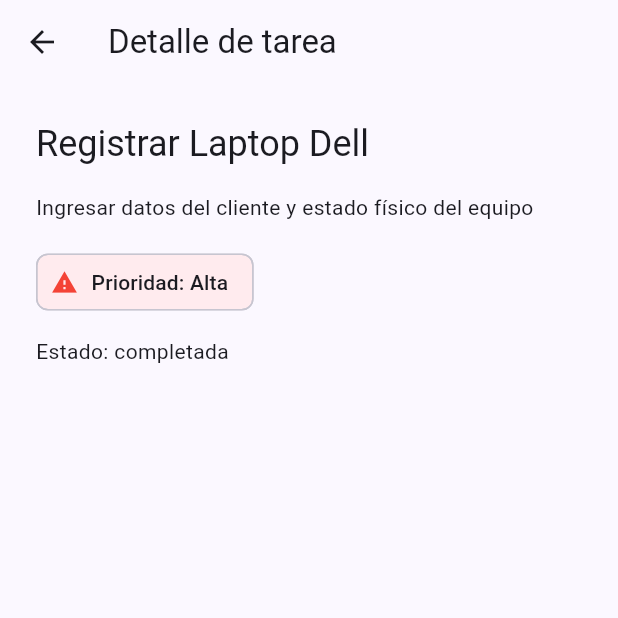
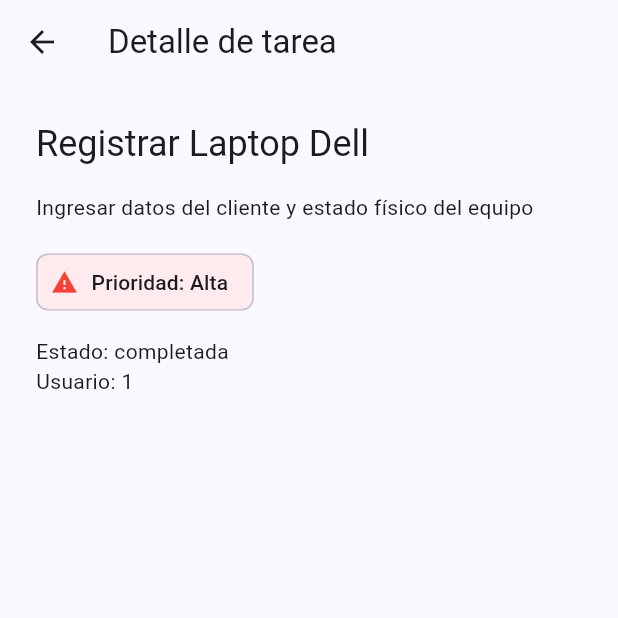
Before and after one commit to Joseph071/TaskFlow, a Flutter app: the screen it shows after launch, after a tap on "Registrar Laptop Dell", on a phone screen of 412 x 824 dp, the top half of it. Run offline on Flutter 3.47's test engine with Material 3 defaults, Android fonts, the phone set to English and light mode, and no system bars; our stand-ins replace go_router.

Commit message:
docs: definir alcance y modelo de TaskFlow

```diff
--- a/lib/main.dart
+++ b/lib/main.dart
@@ -1,10 +1,77 @@
 import 'package:flutter/material.dart';
+import 'package:go_router/go_router.dart';
 
-import 'package:go_router/go_router.dart';
+import 'task.dart';
 
 void main() {
   runApp(const TaskFlowApp());
 }
+
+const demoTasks = <Task>[
+  Task(
+    id: 1,
+    title: 'Registrar Laptop Dell',
+    description: 'Ingresar datos del cliente y estado físico del equipo',
+    priority: 'Alta',
+    isCompleted: true,
+    userId: 1,
+  ),
+  Task(
+    id: 2,
+    title: 'Diagnóstico de hardware',
+    description: 'Revisar disco duro y memoria RAM de PC de escritorio',
+    priority: 'Alta',
+    isCompleted: false,
+    userId: 1,
+  ),
+  Task(
+    id: 3,
+    title: 'Generar comprobante PDF',
+    description: 'Crear reporte de recepción con firma del cliente',
+    priority: 'Media',
+    isCompleted: false,
+    userId: 1,
+  ),
+  Task(
+    id: 4,
+    title: 'Enviar comprobante por WhatsApp',
+    description: 'Compartir el PDF generado al número del cliente',
+    priority: 'Media',
+    isCompleted: false,
+    userId: 1,
+  ),
+  Task(
+    id: 5,
+    title: 'Sincronizar base de datos',
+    description: 'Subir registros offline cuando haya conexión',
+    priority: 'Baja',
+    isCompleted: false,
+    userId: 1,
+  ),
+];
+
+Task? findTask(int? id) {
+  for (final task in demoTasks) {
+    if (task.id == id) return task;
+  }
+  return null;
+}
+
+final appRouter = GoRouter(
+  routes: [
+    GoRoute(
+      path: '/',
+      builder: (context, state) => const TaskListScreen(),
+    ),
+    GoRoute(
+      path: '/task/:id',
+      builder: (context, state) {
+        final id = int.tryParse(state.pathParameters['id'] ?? '');
+        return TaskDetailScreen(task: findTask(id));
+      },
+    ),
+  ],
+);
 
 class TaskFlowApp extends StatelessWidget {
   const TaskFlowApp({super.key});
@@ -23,73 +90,6 @@ class TaskFlowApp extends StatelessWidget {
   }
 }
 
-class Task {
-  const Task({
-    required this.id,
-    required this.title,
-    required this.description,
-    required this.priority,
-    required this.isCompleted,
-  });
-
-  final int id;
-  final String title;
-  final String description;
-  final String priority;
-  final bool isCompleted;
-}
-
-const demoTasks = [
-  Task(
-    id: 1,
-    title: 'Registrar Laptop Dell',
-    description: 'Ingresar datos del cliente y estado físico del equipo',
-    priority: 'Alta',
-    isCompleted: true, // Completada para tu evidencia
-  ),
-  Task(
-    id: 2,
-    title: 'Diagnóstico de hardware',
-    description: 'Revisar disco duro y memoria RAM de PC de escritorio',
-    priority: 'Alta',
-    isCompleted: false,
-  ),
-  Task(
-    id: 3,
-    title: 'Generar comprobante PDF',
-    description: 'Crear reporte de recepción con firma del cliente',
-    priority: 'Media',
-    isCompleted: false,
-  ),
-  Task(
-    id: 4,
-    title: 'Enviar comprobante por WhatsApp',
-    description: 'Compartir el PDF generado al número del cliente',
-    priority: 'Media',
-    isCompleted: false,
-  ),
-  Task(
-    id: 5,
-    title: 'Sincronizar base de datos',
-    description: 'Subir registros offline cuando haya conexión',
-    priority: 'Baja',
-    isCompleted: false,
-  ),
-];
-
-final appRouter = GoRouter(
-  routes: [
-    GoRoute(path: '/', builder: (context, state) => const TaskListScreen()),
-    GoRoute(
-      path: '/task/:id',
-      builder: (context, state) {
-        final taskId = int.parse(state.pathParameters['id']!);
-        return TaskDetailScreen(taskId: taskId);
-      },
-    ),
-  ],
-);
-
 class TaskCard extends StatelessWidget {
   const TaskCard({super.key, required this.task, this.onTap});
 
@@ -98,11 +98,18 @@ class TaskCard extends StatelessWidget {
 
   @override
   Widget build(BuildContext context) {
+    final estado = task.isCompleted ? 'Completada' : 'Pendiente';
     return Card(
       child: ListTile(
         onTap: onTap,
+        leading: Icon(
+          task.isCompleted
+              ? Icons.check_circle
+              : Icons.radio_button_unchecked,
+          color: task.isCompleted ? Colors.green : null,
+        ),
         title: Text(task.title),
-        subtitle: Text(task.priority + ' · ' + task.description),
+        subtitle: Text('Prioridad: ${task.priority} · $estado'),
         trailing: const Icon(Icons.chevron_right),
       ),
     );
@@ -123,7 +130,7 @@ class TaskListScreen extends StatelessWidget {
           final task = demoTasks[index];
           return TaskCard(
             task: task,
-            onTap: () => context.push('/task/' + task.id.toString()),
+            onTap: () => context.push('/task/${task.id}'),
           );
         },
       ),
@@ -131,142 +138,56 @@ class TaskListScreen extends StatelessWidget {
   }
 }
 
-class WelcomeScreen extends StatefulWidget {
-  const WelcomeScreen({super.key});
+class TaskDetailScreen extends StatelessWidget {
+  const TaskDetailScreen({super.key, required this.task});
 
-  @override
-  State<WelcomeScreen> createState() => _WelcomeScreenState();
-}
-
-class _WelcomeScreenState extends State<WelcomeScreen> {
-  final String studentName = 'Escribe tu nombre';
-
-  static const dailyGoal = 5;
-  int completedTasks = 0;
-
-  int pendingTasks = 3;
-
-  void _completeTask() {
-    if (pendingTasks == 0) {
-      return;
-    }
-
-    setState(() {
-      pendingTasks--;
-      if (completedTasks < dailyGoal) {
-        completedTasks++;
-      }
-    });
-  }
-
-  void _addTask() {
-    setState(() {
-      pendingTasks++;
-    });
-  }
+  final Task? task;
 
   @override
   Widget build(BuildContext context) {
-    final statusMessage = pendingTasks == 0
-        ? '¡Excelente! No tienes tareas pendientes.'
-        : 'Aún tienes tareas por organizar.';
-
-    return Scaffold(
-      appBar: AppBar(title: const Text('TaskFlow'), centerTitle: true),
-      body: Padding(
-        padding: const EdgeInsets.all(24),
-        child: Column(
-          crossAxisAlignment: CrossAxisAlignment.start,
-          children: [
-            Text(
-              '¡Hola, $studentName!',
-              style: Theme.of(context).textTheme.headlineMedium,
-            ),
-            const SizedBox(height: 12),
-            Text(statusMessage),
-            Text('Completadas hoy: $completedTasks de $dailyGoal'),
-            const SizedBox(height: 28),
-            Card(
-              child: Padding(
-                padding: const EdgeInsets.all(20),
-                child: Row(
-                  children: [
-                    const Icon(Icons.pending_actions),
-                    const SizedBox(width: 12),
-                    Text('Tareas pendientes: $pendingTasks'),
-                  ],
-                ),
-              ),
-            ),
-            const SizedBox(height: 24),
-            Wrap(
-              spacing: 12,
-              children: [
-                ElevatedButton.icon(
-                  onPressed: _addTask,
-                  icon: const Icon(Icons.add),
-                  label: const Text('Agregar tarea'),
-                ),
-                OutlinedButton.icon(
-                  onPressed: pendingTasks == 0 ? null : _completeTask,
-                  icon: const Icon(Icons.done),
-                  label: const Text('Completar una tarea'),
-                ),
-              ],
-            ),
-          ],
-        ),
-      ),
-    );
-  }
-}
-
-class TaskDetailScreen extends StatelessWidget {
-  const TaskDetailScreen({super.key, required this.taskId});
-
-  final int taskId;
-
-  @override
-  Widget build(BuildContext context) {
-    final task = demoTasks.firstWhere((item) => item.id == taskId);
-
+    final selected = task;
     return Scaffold(
       appBar: AppBar(title: const Text('Detalle de tarea')),
       body: Padding(
         padding: const EdgeInsets.all(24),
-        child: Column(
+        child: selected == null
+            ? const Text('No se encontró esta tarea.')
+            : Column(
                 crossAxisAlignment: CrossAxisAlignment.start,
                 children: [
-            Text(task.title, style: Theme.of(context).textTheme.headlineSmall),
+                  Text(
+                    selected.title,
+                    style: Theme.of(context).textTheme.headlineSmall,
+                  ),
                   const SizedBox(height: 16),
-            Text(task.description),
+                  Text(selected.description),
                   const SizedBox(height: 16),
                   ActionChip(
                     avatar: Icon(
-    task.priority == 'Alta'
+                      selected.priority == 'Alta'
                           ? Icons.warning
-        : task.priority == 'Media'
+                          : selected.priority == 'Media'
                               ? Icons.info
                               : Icons.low_priority,
-    color: task.priority == 'Alta'
+                      color: selected.priority == 'Alta'
                           ? Colors.red
-        : task.priority == 'Media'
+                          : selected.priority == 'Media'
                               ? Colors.orange
                               : Colors.green,
                     ),
-  label: Text('Prioridad: ${task.priority}'),
-  backgroundColor: task.priority == 'Alta'
+                    label: Text('Prioridad: ${selected.priority}'),
+                    backgroundColor: selected.priority == 'Alta'
                         ? Colors.red.shade50
-      : task.priority == 'Media'
+                        : selected.priority == 'Media'
                             ? Colors.orange.shade50
                             : Colors.green.shade50,
                     onPressed: () {
                       ScaffoldMessenger.of(context).showSnackBar(
                         SnackBar(
                           content: Text(
-          task.priority == 'Alta'
+                            selected.priority == 'Alta'
                                 ? '⚠️ Esta tarea requiere atención inmediata'
-              : task.priority == 'Media'
+                                : selected.priority == 'Media'
                                     ? 'ℹ️ Esta tarea puede esperar un poco'
                                     : '✅ Esta tarea no es urgente',
                           ),
@@ -275,7 +196,12 @@ class TaskDetailScreen extends StatelessWidget {
                     },
                   ),
                   const SizedBox(height: 12),
-            Text(task.isCompleted ? 'Estado: completada' : 'Estado: pendiente'),
+                  Text(
+                    selected.isCompleted
+                        ? 'Estado: completada'
+                        : 'Estado: pendiente',
+                  ),
+                  Text('Usuario: ${selected.userId}'),
                   const Spacer(),
                   FilledButton.tonalIcon(
                     onPressed: () => context.pop(),
--- /dev/null
+++ b/lib/task.dart
@@ -0,0 +1,28 @@
+class Task {
+  const Task({
+    required this.id,
+    required this.title,
+    required this.description,
+    required this.priority,
+    required this.isCompleted,
+    required this.userId,
+  });
+
+  final int id;
+  final String title;
+  final String description;
+  final String priority;
+  final bool isCompleted;
+  final int userId;
+
+  factory Task.fromJson(Map<String, dynamic> json) {
+    return Task(
+      id: json['id'] as int,
+      title: json['title'] as String,
+      description: json['description'] as String,
+      priority: json['priority'] as String,
+      isCompleted: json['isCompleted'] as bool,
+      userId: json['userId'] as int,
+    );
+  }
+}
```
Also changed, not shown: 1 other file. Lines whose indentation alone changed are shown as unchanged.
